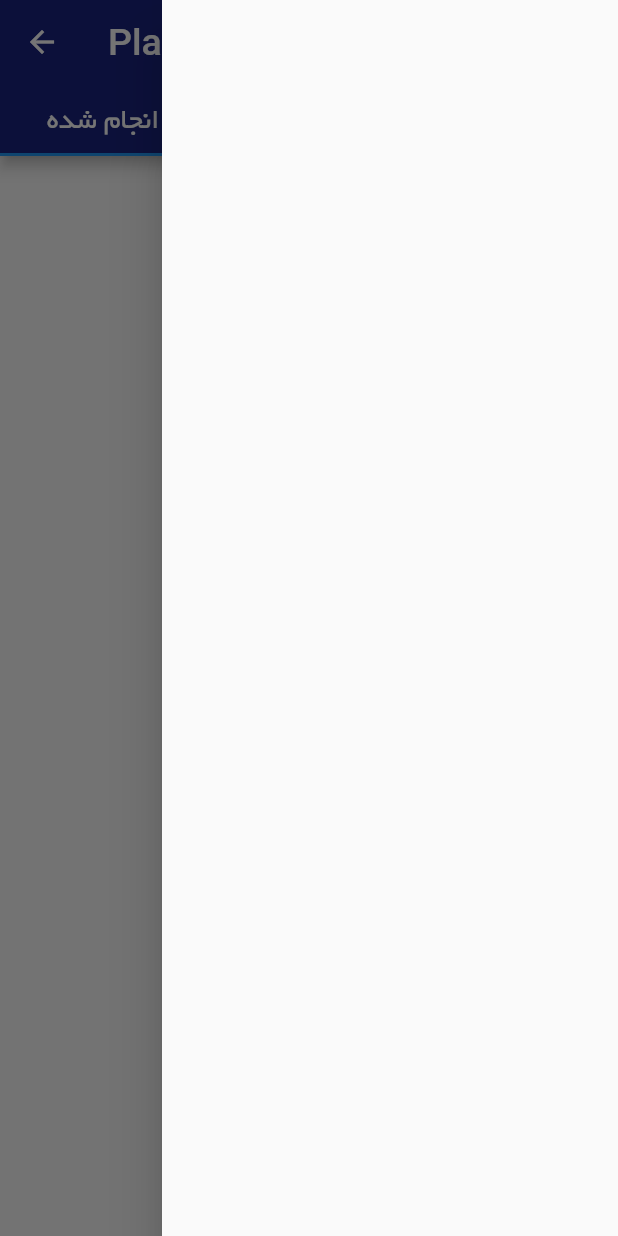
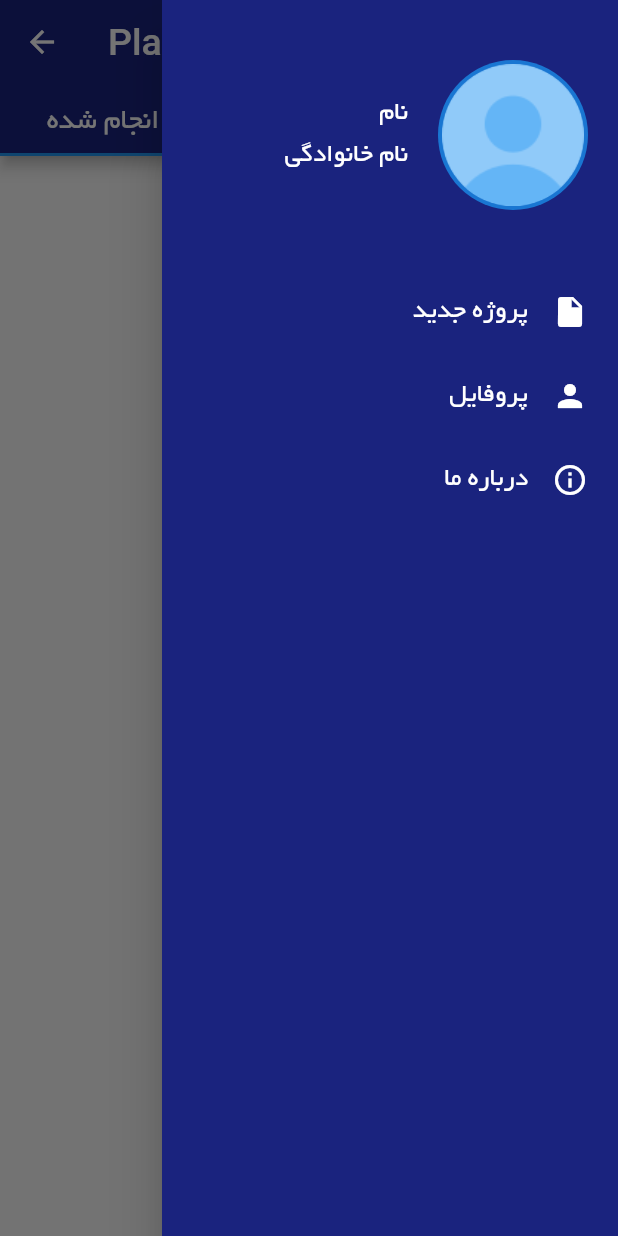
Before and after one commit to arvin2079/PlanB, a Flutter app: the HomeScreen screen opened directly, with the side drawer open, on a phone screen of 412 x 824 dp. Run offline on Flutter 3.47's test engine with Material 2 defaults, Android fonts, the phone set to English and light mode, and no system bars; our stand-ins replace image_picker; missing offline and left inert: autocomplete_textfield.

Commit message:
HomeScreen's drawer works good

```diff
--- a/application/plan_b/lib/src/ui/home_screen.dart
+++ b/application/plan_b/lib/src/ui/home_screen.dart
@@ -1,8 +1,10 @@
 import 'package:flutter/material.dart';
 import 'package:flutter/cupertino.dart';
+import 'package:planb/src/ui/constants/constants.dart';
 import 'package:planb/src/ui/homeTabs/doneProject_tab.dart';
 import 'package:planb/src/ui/homeTabs/goingProject_tab.dart';
 import 'package:planb/src/ui/homeTabs/todoProject_tab.dart';
+import 'package:planb/src/ui/uiComponents/round_icon_avatar.dart';
 
 class HomeScreen extends StatefulWidget {
   @override
@@ -15,7 +17,50 @@ class _HomeScreenState extends State<HomeScreen> {
     return DefaultTabController(
       length: 3,
       child: Scaffold(
-        endDrawer: Drawer(),
+        endDrawer: SafeArea(
+          child: Drawer(
+            child: Container(
+              color: primaryColor,
+              child: Column(
+                crossAxisAlignment: CrossAxisAlignment.end,
+                children: <Widget>[
+                  Container(
+                    margin: EdgeInsets.symmetric(vertical: 40, horizontal:20),
+                    child: Row(
+                      mainAxisAlignment: MainAxisAlignment.end,
+                      mainAxisSize: MainAxisSize.max,
+                      children: <Widget>[
+                        Column(
+                          crossAxisAlignment: CrossAxisAlignment.end,
+                          children: <Widget>[
+                            Text("نام", textDirection: TextDirection.rtl, textAlign: TextAlign.right, style: Theme.of(context).textTheme.display1.copyWith(color: Colors.white),),
+                            SizedBox(height: 10,),
+                            Text("نام خانوادگی", textDirection: TextDirection.rtl, textAlign: TextAlign.right, style: Theme.of(context).textTheme.display1.copyWith(color: Colors.white),)
+                          ],
+                        ),
+                        SizedBox(width: 20,),
+                        CircleAvatar(
+                          radius: 50,
+                          child: ClipOval(
+                              child: Image.asset(
+                                "images/noImage.png",
+                                fit: BoxFit.cover,
+                                width: 95.0,
+                                height: 95.0,
+                              )
+                          ),
+                        ),
+                      ],
+                    ),
+                  ),
+                  _buildListTile("پروژه جدید", Icons.insert_drive_file),
+                  _buildListTile("پروفایل", Icons.person),
+                  _buildListTile("درباره ما", Icons.info_outline),
+                ],
+              ),
+            ),
+          ),
+        ),
         appBar: AppBar(
           title: Text(
             'PlanB',
@@ -51,4 +96,27 @@ class _HomeScreenState extends State<HomeScreen> {
       ),
     );
   }
+
+  Widget _buildSolidCircle(double radius, Color color) {
+    return ClipOval(
+      child: Container(
+        width: radius*2,
+        height: radius*2,
+        color: color,
+      ),
+    );
+  }
+  Widget _buildListTile(String title, IconData iconData){
+    return Material(
+      color: Colors.transparent,
+      child: InkWell(
+        child: ListTile(
+          onTap: (){},
+          contentPadding: EdgeInsets.symmetric(horizontal: 20),
+          title: Text(title, textDirection: TextDirection.rtl, textAlign: TextAlign.right, style: Theme.of(context).textTheme.display1.copyWith(color: Colors.white),),
+          trailing: Icon(iconData, color: Colors.white,),
+        ),
+      ),
+    );
+  }
 }
--- a/application/plan_b/lib/src/ui/login_screen.dart
+++ b/application/plan_b/lib/src/ui/login_screen.dart
@@ -17,18 +17,18 @@ class LoginScreen extends StatelessWidget {
               child: Image.asset("images/loginBackground.jpg")),
           SizedBox(height:80,),
           Expanded(
-            child: Container(
-              margin: EdgeInsets.symmetric(horizontal: MediaQuery.of(context).size.width/8,),
-              child:SingleChildScrollView(
-                child: Column(
+            child: SingleChildScrollView(
+              child: Container(
+                margin: EdgeInsets.symmetric(horizontal: MediaQuery.of(context).size.width/8,),
+                child:Column(
                   crossAxisAlignment: CrossAxisAlignment.stretch,
                   children: <Widget>[
                     CustomTextField(
-                      labelText: 'نام کاربری',
+                      hintText: 'نام کاربری',
                     ),
                     SizedBox(height: 10,),
                     CustomTextField(
-                      labelText: 'رمز عبور',
+                      hintText: 'رمز عبور',
                       inputType: TextInputType.text,
                     ),
                     SizedBox(height: 20,),
--- a/application/plan_b/pubspec.yaml
+++ b/application/plan_b/pubspec.yaml
@@ -50,7 +50,7 @@ flutter:
 
   # To add assets to your application, add an assets section, like this:
   assets:
-    - images/loginBackground.jpg
+    - images/
 
   # An image asset can refer to one or more resolution-specific "variants", see
   # https://flutter.dev/assets-and-images/#resolution-aware.
```
Also changed, not shown: application/plan_b/images/noImage.png (added).
